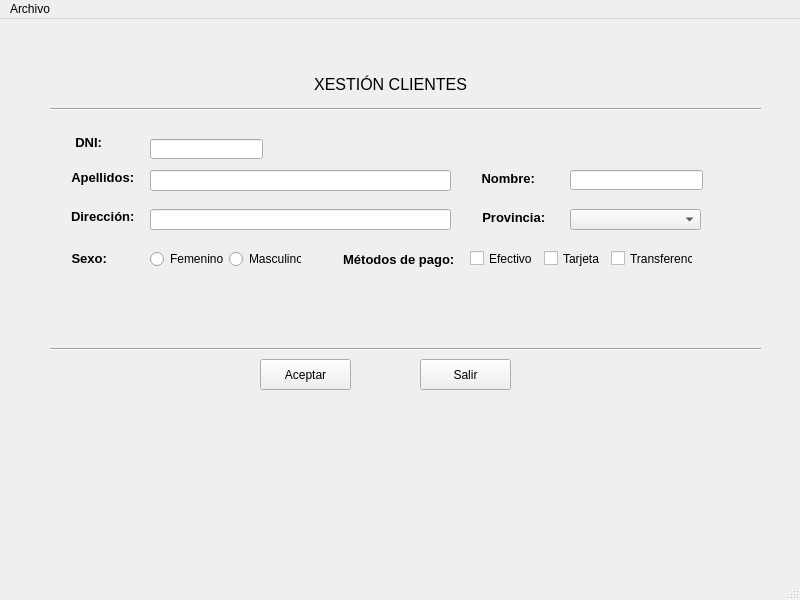
Old version of the form ventana.ui in the repository MarcosPenin/InterfazPython1.
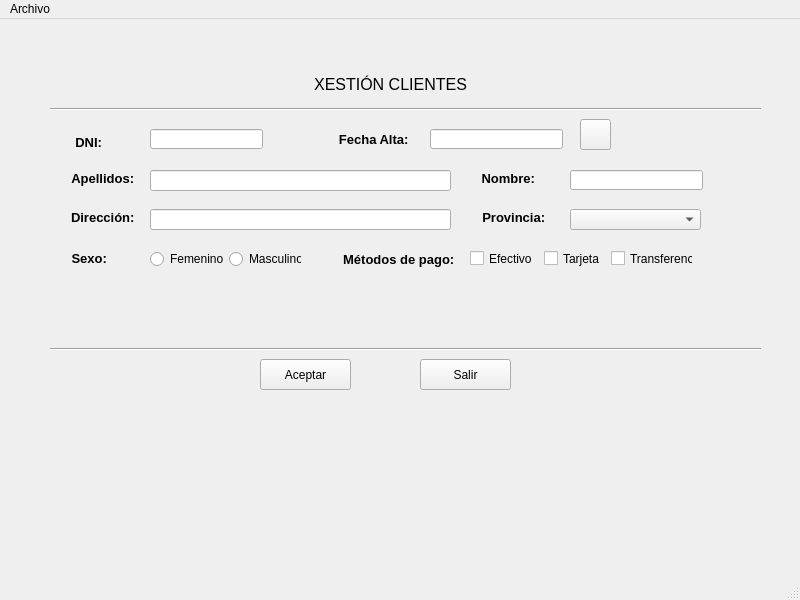
New version of the form. Icons and pictures are not drawn.

The edit to the form file:
```diff
--- a/ventana.ui
+++ b/ventana.ui
@@ -65,7 +65,7 @@
     <property name="geometry">
      <rect>
       <x>150</x>
-      <y>120</y>
+      <y>110</y>
       <width>113</width>
       <height>20</height>
      </rect>
@@ -303,7 +303,7 @@
      <enum>Qt::RichText</enum>
     </property>
     <property name="alignment">
-     <set>Qt::AlignCenter</set>
+     <set>Qt::AlignBottom|Qt::AlignHCenter</set>
     </property>
    </widget>
    <widget class="QLineEdit" name="direccion">
@@ -360,7 +360,7 @@
      </rect>
     </property>
    </widget>
-   <widget class="QWidget" name="">
+   <widget class="QWidget" name="layoutWidget">
     <property name="geometry">
      <rect>
       <x>150</x>
@@ -433,10 +433,10 @@
      <enum>Qt::RichText</enum>
     </property>
     <property name="alignment">
-     <set>Qt::AlignCenter</set>
+     <set>Qt::AlignBottom|Qt::AlignHCenter</set>
     </property>
    </widget>
-   <widget class="QWidget" name="">
+   <widget class="QWidget" name="layoutWidget">
     <property name="geometry">
      <rect>
       <x>470</x>
@@ -469,6 +469,74 @@
      </item>
     </layout>
    </widget>
+   <widget class="QLabel" name="fechaLabel">
+    <property name="geometry">
+     <rect>
+      <x>330</x>
+      <y>110</y>
+      <width>91</width>
+      <height>21</height>
+     </rect>
+    </property>
+    <property name="baseSize">
+     <size>
+      <width>0</width>
+      <height>0</height>
+     </size>
+    </property>
+    <property name="layoutDirection">
+     <enum>Qt::LeftToRight</enum>
+    </property>
+    <property name="autoFillBackground">
+     <bool>false</bool>
+    </property>
+    <property name="frameShadow">
+     <enum>QFrame::Plain</enum>
+    </property>
+    <property name="text">
+     <string>&lt;html&gt;&lt;head/&gt;&lt;body&gt;&lt;p&gt;&lt;span style=&quot; font-size:10pt; font-weight:600;&quot;&gt;Fecha Alta: &lt;/span&gt;&lt;/p&gt;&lt;/body&gt;&lt;/html&gt;</string>
+    </property>
+    <property name="textFormat">
+     <enum>Qt::RichText</enum>
+    </property>
+    <property name="alignment">
+     <set>Qt::AlignCenter</set>
+    </property>
+   </widget>
+   <widget class="QPushButton" name="fecha">
+    <property name="geometry">
+     <rect>
+      <x>580</x>
+      <y>100</y>
+      <width>31</width>
+      <height>31</height>
+     </rect>
+    </property>
+    <property name="text">
+     <string/>
+    </property>
+    <property name="icon">
+     <iconset>
+      <normalon>../Proxecto1/img/calendar.png</normalon>
+     </iconset>
+    </property>
+    <property name="iconSize">
+     <size>
+      <width>25</width>
+      <height>25</height>
+     </size>
+    </property>
+   </widget>
+   <widget class="QLineEdit" name="fechaAlta">
+    <property name="geometry">
+     <rect>
+      <x>430</x>
+      <y>110</y>
+      <width>133</width>
+      <height>20</height>
+     </rect>
+    </property>
+   </widget>
   </widget>
   <widget class="QMenuBar" name="menubar">
    <property name="geometry">
```
Left out of the diff: 6 changed lines with no effect on the pictures.
